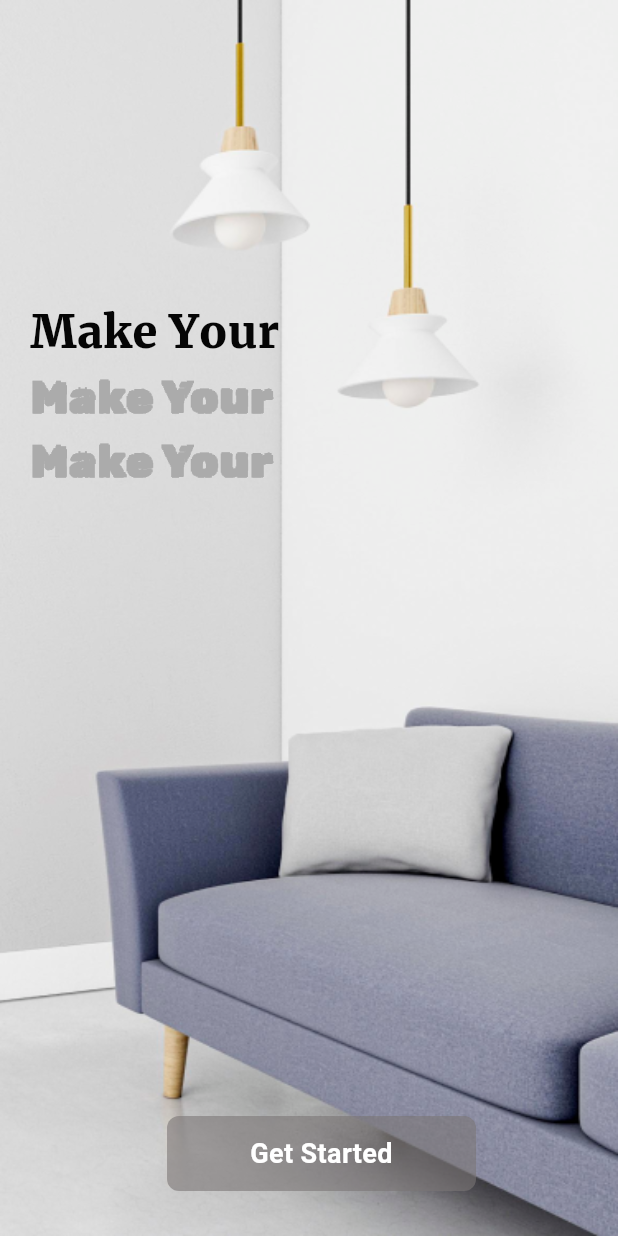
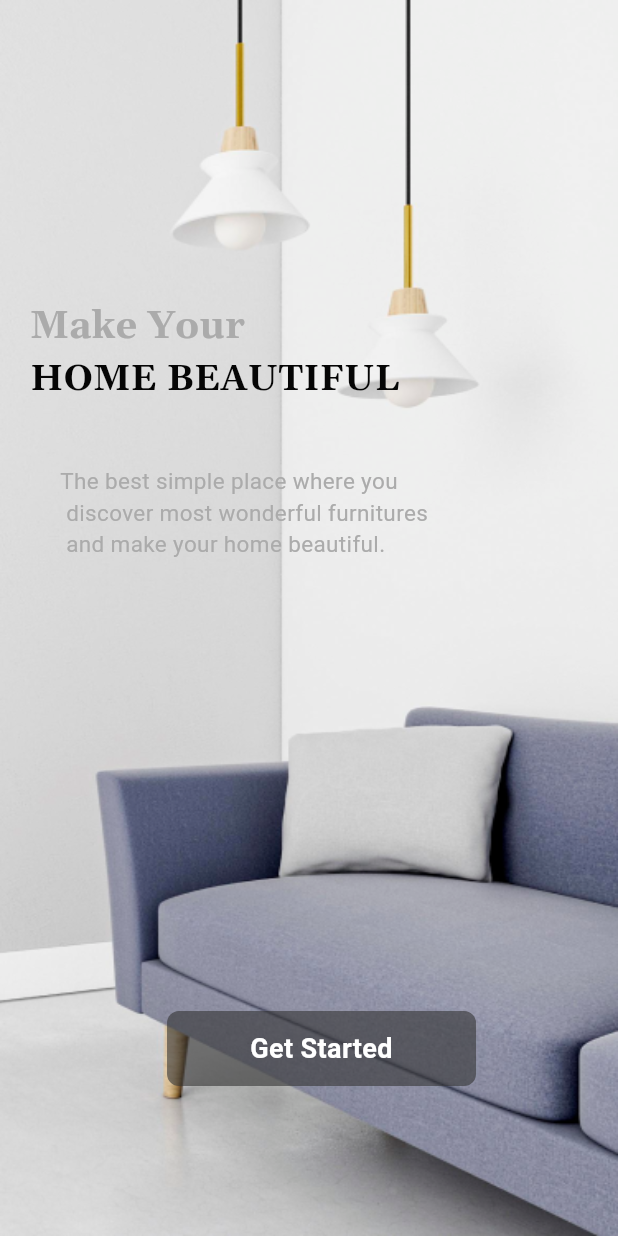
Before and after one commit to aya-djihane/MYHB, a Flutter app: the screen it shows after launch, on a phone screen of 412 x 824 dp. Run offline on Flutter 3.47's test engine with Material 3 defaults, Android fonts, the light colour scheme and no system bars; our stand-ins replace cloud_firestore, connectivity, firebase_auth, firebase_core, flutter_svg, get and 2 more; missing offline and left inert: dart:ffi; accounts and stored records are empty; Roboto replaces fonts that are missing (Glassio, NunitoSans).

Commit message:
fixing the the splash screen missing texts

```diff
--- a/lib/screens/SignUpScreen.dart
+++ b/lib/screens/SignUpScreen.dart
@@ -160,7 +160,7 @@ class _SigninScreenState extends State<SigninScreen> {
               Center(
                 child: Padding(
                   padding: const EdgeInsets.symmetric(horizontal: 60, vertical: 20),
-                  child: CustomButton(width: media.width, value: 'Sign Up', onTap: () => controller.signup(emailController.text,passwordController.text)),
+                  child: CustomButton(width: media.width, value: 'Sign Up', onTap: () => controller.signup(emailController.text,passwordController.text),),
                 ),
               ),
               GestureDetector(
--- a/lib/screens/loginscreen.dart
+++ b/lib/screens/loginscreen.dart
@@ -147,7 +147,7 @@ class _LoginScreenState extends State<LoginScreen> {
                       children: [
                         CustomButton(width: media.width, value: 'Log In', onTap: () => controller.login(emailController.text, passwordController.text)),
                         SizedBox(height: 16),
-                        CustomButton(width: media.width, value: 'SIGN UP', onTap: () => Get.to(SigninScreen())),
+                        CustomButton(width: media.width, value: 'SIGN UP', onTap: () => Get.to(SignUpScreen())),
                       ],
                     ),
                   ),
--- a/lib/screens/splash_screen.dart
+++ b/lib/screens/splash_screen.dart
@@ -29,13 +29,13 @@ class _SplashScreenState extends State<SplashScreen> {
             ),
 
           ), Positioned(
-            bottom: 30,
+            bottom: 100,
             left: media.width /3.7,
             child: CustomButton(
               onTap: ()=>Get.to(LoginScreen()),
               width: media.width / 2,
               value: "Get Started",
-              color: AppColors.darkGrey,
+              color: AppColors.lightblack,
             ),
           ),
           const Positioned(
@@ -48,28 +48,33 @@ class _SplashScreenState extends State<SplashScreen> {
                 Text(
                   'Make Your',
                   style: TextStyle(
-                    fontSize: 30,
-                    fontFamily: "Merriweather",
-                    fontWeight: FontWeight.bold,
-                    color: AppColors.black,
-                  ),
-                ),
-                Text(
-                  'Make Your',
-                  style: TextStyle(
-                    fontSize: 30,
-                    fontFamily: "RubikLines",
+                    fontSize: 25,
+                    fontFamily: "Gelasio",
                     fontWeight: FontWeight.bold,
                     color: AppColors.greydark,
                   ),
                 ),
                 Text(
-                  'Make Your ',
+                  'HOME BEAUTIFUL',
                   style: TextStyle(
-                    fontSize: 30,
-                    fontFamily: "RubikLines",
+                    fontSize: 24,
+                    fontFamily: "Gelasio",
                     fontWeight: FontWeight.bold,
-                    color: AppColors.greydark,
+                    color: AppColors.black,
+                  ),
+                ),
+                Padding(
+                  padding: const EdgeInsets.symmetric(horizontal: 20, vertical: 40),
+                  child: Text(
+                    'The best simple place where you\n '
+                        'discover most wonderful furnitures\n '
+                        'and make your home beautiful. ',
+                    style: TextStyle(
+                      fontSize: 15,
+                      fontFamily: "NunitoSans",
+                      fontWeight: FontWeight.w400,
+                      color: AppColors.greydark,
+                    ),
                   ),
                 ),
               ],
--- a/lib/widgets/custom_button.dart
+++ b/lib/widgets/custom_button.dart
@@ -10,7 +10,7 @@ class CustomButton extends StatefulWidget {
   Color color;
   final VoidCallback? onTap;
 
-  CustomButton({required this.width,required this.value,this.onTap,this.color=AppColors.darkGrey,Key? key}) : super(key: key);
+  CustomButton({required this.width,required this.value,this.onTap,this.color=AppColors.darkGrey,Key? key,t}) : super(key: key);
 
   @override
   State<CustomButton> createState() => _CustomButtonState();
```
Also changed, not shown: lib/navigationbar.dart (added, +30 -0 lines), pubspec.lock.
